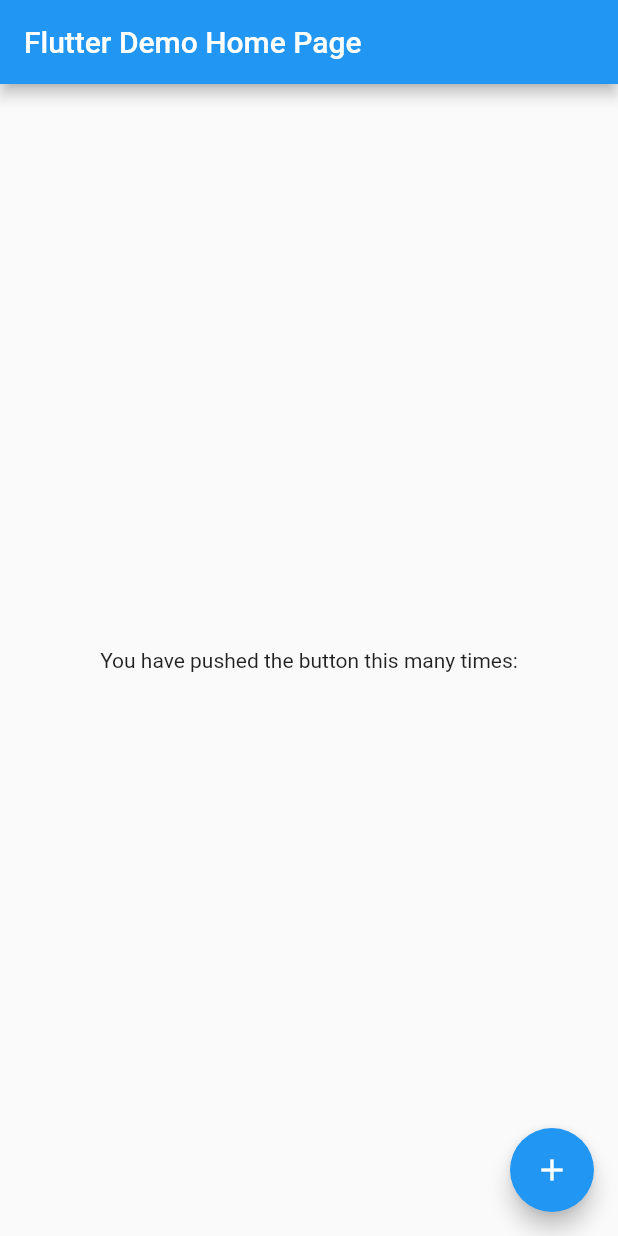
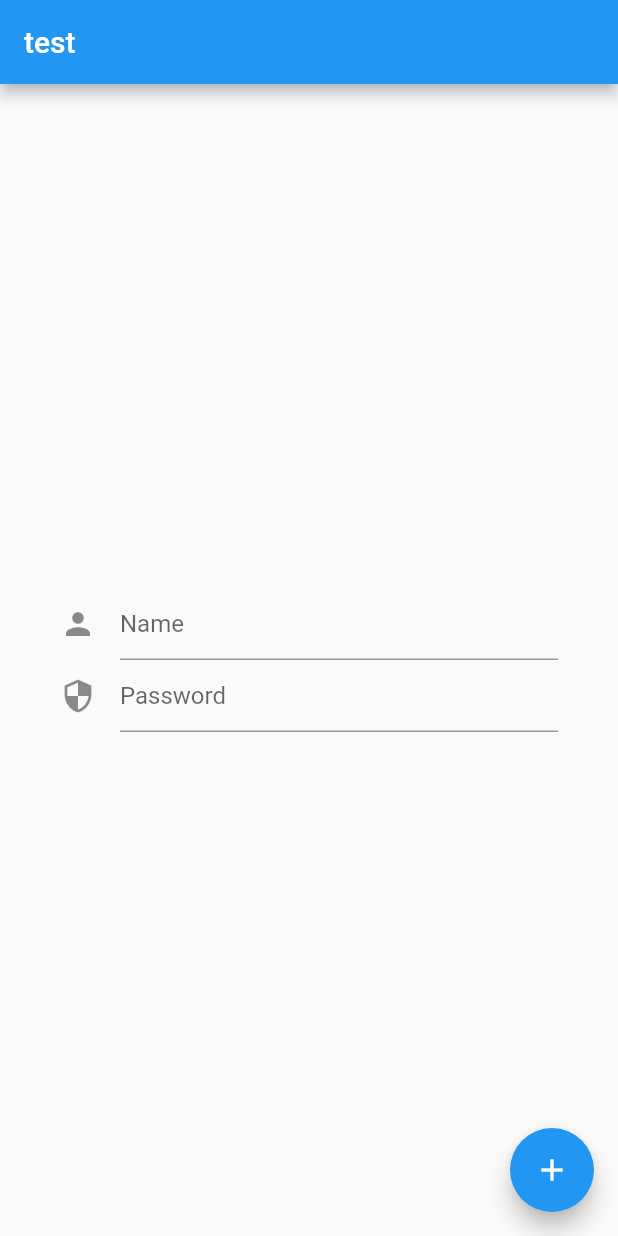
Before and after one commit to shaunhossain/user_login, a Flutter app: the screen it shows after launch, on a phone screen of 412 x 824 dp. Run offline on Flutter 3.47's test engine with Material 2 defaults, Android fonts, the phone set to English and light mode, and no system bars; our stand-ins replace bloc, equatable, flutter_bloc; accounts and stored records are empty.

Commit message:
set-up bloc with repository

```diff
--- /dev/null
+++ b/lib/bloc/form_submission_status.dart
@@ -0,0 +1,24 @@
+
+import 'package:user_login/data/model/user_model.dart';
+
+abstract class FormSubmissionStatus {
+  const FormSubmissionStatus();
+}
+
+class InitialFormStatus extends FormSubmissionStatus {
+  const InitialFormStatus();
+}
+
+class FormSubmitting extends FormSubmissionStatus {}
+
+class SubmissionSuccess extends FormSubmissionStatus {
+  final UserModel userModel;
+
+  SubmissionSuccess(this.userModel);
+}
+
+class SubmissionFailed extends FormSubmissionStatus {
+  final dynamic exception;
+
+  SubmissionFailed(this.exception);
+}
--- /dev/null
+++ b/lib/bloc/user_login_event.dart
@@ -0,0 +1,18 @@
+import 'package:equatable/equatable.dart';
+import 'package:meta/meta.dart';
+
+abstract class UserLoginEvent {}
+
+class LoginNameChanged extends UserLoginEvent {
+  final String name;
+
+  LoginNameChanged({required this.name});
+}
+
+class LoginJobTitleChanged extends UserLoginEvent {
+  final String jobTitle;
+
+  LoginJobTitleChanged({required this.jobTitle});
+}
+
+class LoginSubmitted extends UserLoginEvent {}
--- /dev/null
+++ b/lib/bloc/user_login_state.dart
@@ -0,0 +1,30 @@
+import 'package:user_login/bloc/form_submission_status.dart';
+
+class UserLoginState {
+  final String name;
+  bool get isValidname => name.length > 3;
+  bool get isNumber => name.startsWith('sh');
+
+  final String jobTitle;
+  bool get isValidjobTitle => jobTitle.length > 6;
+
+  final FormSubmissionStatus formStatus;
+
+  UserLoginState({
+    this.name = '',
+    this.jobTitle = '',
+    this.formStatus = const InitialFormStatus(),
+  });
+
+  UserLoginState copyWith({
+    String? name,
+    String? jobTitle,
+    FormSubmissionStatus? formStatus,
+  }) {
+    return UserLoginState(
+      name: name ?? this.name,
+      jobTitle: jobTitle ?? this.jobTitle,
+      formStatus: formStatus ?? this.formStatus,
+    );
+  }
+}
--- a/lib/core/utlity/utlity.dart
+++ b/lib/core/utlity/utlity.dart
@@ -1,2 +1,2 @@
-const String baseUrl = "";
-const String loginUrlPath = "";
+const String baseUrl = "https://reqres.in";
+const String loginUrlPath = "/api/users";
--- a/lib/data/model/user_model.dart
+++ b/lib/data/model/user_model.dart
@@ -0,0 +1,33 @@
+import 'dart:convert';
+
+UserModel userModelFromJson(String str) => UserModel.fromJson(json.decode(str));
+
+String userModelToJson(UserModel data) => json.encode(data.toJson());
+
+class UserModel {
+  String name;
+  String job;
+  String id;
+  DateTime createdAt;
+
+  UserModel({
+    required this.name,
+    required this.job,
+    required this.id,
+    required this.createdAt,
+  });
+
+  factory UserModel.fromJson(Map<String, dynamic> json) => UserModel(
+    name: json["name"],
+    job: json["job"],
+    id: json["id"],
+    createdAt: DateTime.parse(json["createdAt"]),
+  );
+
+  Map<String, dynamic> toJson() => {
+    "name": name,
+    "job": job,
+    "id": id,
+    "createdAt": createdAt.toIso8601String(),
+  };
+}
--- a/lib/data/repository/repository.dart
+++ b/lib/data/repository/repository.dart
@@ -0,0 +1,14 @@
+
+import 'package:user_login/data/model/user_model.dart';
+import 'package:user_login/data/service/api_service.dart';
+
+class Repository {
+  final  ApiService apiService = ApiService();
+
+  Future<UserModel> sendRequestToServer(
+      String name, String jobTitle) async {
+    final userLoginData = await apiService.sendDriverLoginRequest(
+        name,jobTitle);
+    return userLoginData;
+  }
+}
--- a/lib/main.dart
+++ b/lib/main.dart
@@ -1,4 +1,5 @@
 import 'package:flutter/material.dart';
+import 'package:user_login/page/login/login_page.dart';
 
 void main() {
   runApp(const MyApp());
@@ -15,43 +16,7 @@ class MyApp extends StatelessWidget {
       theme: ThemeData(
         primarySwatch: Colors.blue,
       ),
-      home: const MyHomePage(title: 'Flutter Demo Home Page'),
+      home: const LoginPage(),
     );
   }
 }
-
-class MyHomePage extends StatefulWidget {
-  const MyHomePage({Key? key, required this.title}) : super(key: key);
-
-  final String title;
-
-  @override
-  State<MyHomePage> createState() => _MyHomePageState();
-}
-
-class _MyHomePageState extends State<MyHomePage> {
-
-  @override
-  Widget build(BuildContext context) {
-    return Scaffold(
-      appBar: AppBar(
-        title: Text(widget.title),
-      ),
-      body: Center(
-        child: Column(
-          mainAxisAlignment: MainAxisAlignment.center,
-          children: <Widget>[
-            const Text(
-              'You have pushed the button this many times:',
-            ),
-          ],
-        ),
-      ),
-      floatingActionButton: FloatingActionButton(
-        onPressed: null,
-        tooltip: 'Increment',
-        child: const Icon(Icons.add),
-      ), // This trailing comma makes auto-formatting nicer for build methods.
-    );
-  }
-}
--- a/lib/page/login/login_page.dart
+++ b/lib/page/login/login_page.dart
@@ -0,0 +1,42 @@
+import 'package:flutter/material.dart';
+import 'package:flutter_bloc/flutter_bloc.dart';
+import 'package:user_login/bloc/form_submission_status.dart';
+import 'package:user_login/bloc/user_login_bloc.dart';
+import 'package:user_login/bloc/user_login_state.dart';
+import 'package:user_login/data/repository/repository.dart';
+import 'package:user_login/page/login/view/login_page_view.dart';
+
+class LoginPage extends StatelessWidget {
+  const LoginPage({Key? key}) : super(key: key);
+
+  @override
+  Widget build(BuildContext context) {
+    return BlocProvider(
+        create: (context) =>
+            UserLoginBloc(repository: Repository()),
+        child: Scaffold(
+          appBar: AppBar(
+            // Here we take the value from the MyHomePage object that was created by
+            // the App.build method, and use it to set our appbar title.
+            title: const Text("test"),
+          ),
+          body: userLoginView(),
+
+        ));
+  }
+  Widget userLoginView(){
+    return BlocListener<UserLoginBloc, UserLoginState>(
+      listener: (context, state) {
+        final formStatus = state.formStatus;
+        if (formStatus is SubmissionSuccess) {
+          _showSnackBar(context, formStatus.userModel.createdAt.toString());
+        }
+      },child: const LoginPageView() ,);
+
+  }
+
+  void _showSnackBar(BuildContext context, String message) {
+    final snackBar = SnackBar(content: Text(message));
+    ScaffoldMessenger.of(context).showSnackBar(snackBar);
+  }
+}
--- a/lib/page/login/view/login_page_view.dart
+++ b/lib/page/login/view/login_page_view.dart
@@ -0,0 +1,96 @@
+import 'package:flutter/material.dart';
+import 'package:flutter_bloc/flutter_bloc.dart';
+import 'package:user_login/bloc/form_submission_status.dart';
+import 'package:user_login/bloc/user_login_bloc.dart';
+import 'package:user_login/bloc/user_login_event.dart';
+import 'package:user_login/bloc/user_login_state.dart';
+import 'package:user_login/data/model/user_model.dart';
+
+class LoginPageView extends StatefulWidget {
+  const LoginPageView({Key? key}) : super(key: key);
+
+  @override
+  _LoginPageViewState createState() => _LoginPageViewState();
+}
+
+class _LoginPageViewState extends State<LoginPageView> {
+  late UserModel _user;
+  final _formKey = GlobalKey<FormState>();
+  final TextEditingController nameController = TextEditingController();
+  final TextEditingController jobController = TextEditingController();
+
+  @override
+  void initState() {
+    super.initState();
+  }
+
+  @override
+  Widget build(BuildContext context) {
+    return Scaffold(
+        body: BlocBuilder<UserLoginBloc, UserLoginState>(
+            builder: (BuildContext context, UserLoginState state) {
+              return Form(
+                key: _formKey,
+                child: Padding(
+                  padding: EdgeInsets.symmetric(horizontal: 40),
+                  child: Column(
+                    mainAxisAlignment: MainAxisAlignment.center,
+                    children: [
+                      _usernameField(),
+                      _passwordField(),
+                    ],
+                  ),
+                ),
+              );
+            }),
+        floatingActionButton: _loginButton());
+  }
+
+  Widget _usernameField() {
+    return BlocBuilder<UserLoginBloc, UserLoginState>(builder: (context, state) {
+      return TextFormField(
+        decoration: const InputDecoration(
+          icon: Icon(Icons.person),
+          hintText: 'Name',
+        ),
+        validator: (value) => state.isValidname ? null : 'Name is too short',
+        onChanged: (value) => context.read<UserLoginBloc>().add(
+          LoginNameChanged(name: value),
+        ),
+      );
+    });
+  }
+
+  Widget _passwordField() {
+    return BlocBuilder<UserLoginBloc, UserLoginState>(builder: (context, state) {
+      return TextFormField(
+        obscureText: true,
+        decoration: InputDecoration(
+          icon: Icon(Icons.security),
+          hintText: 'Password',
+        ),
+        validator: (value) =>
+        state.isValidjobTitle ? null : 'Password is too short',
+        onChanged: (value) => context.read<UserLoginBloc>().add(
+          LoginJobTitleChanged(jobTitle: value),
+        ),
+      );
+    });
+  }
+
+  Widget _loginButton() {
+    return BlocBuilder<UserLoginBloc, UserLoginState>(builder: (context, state) {
+      return state.formStatus is FormSubmitting
+          ? CircularProgressIndicator()
+          : FloatingActionButton(
+        onPressed: () {
+          if (_formKey.currentState!.validate()) {
+            context.read<UserLoginBloc>().add(LoginSubmitted());
+          }
+        },
+        tooltip: 'Increment',
+        child: Icon(Icons.add),
+      );
+    });
+  }
+}
```
Also changed, not shown: lib/bloc/user_login_bloc.dart (added, +42 -0 lines), lib/data/exceptions.dart (added, +19 -0 lines), lib/data/service/api_service.dart (+39 -0 lines).
